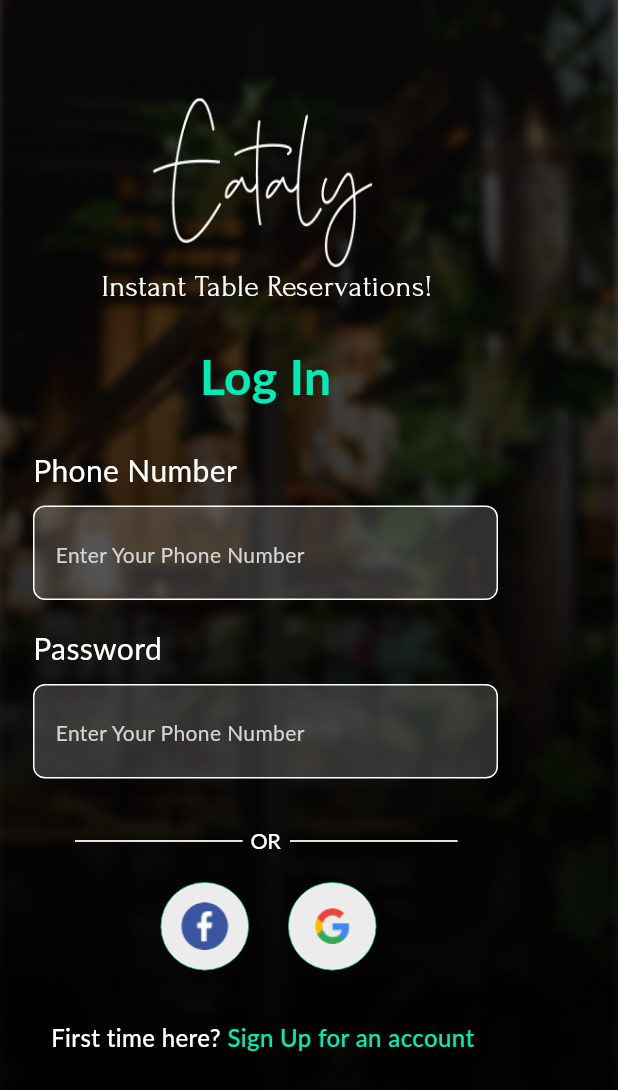
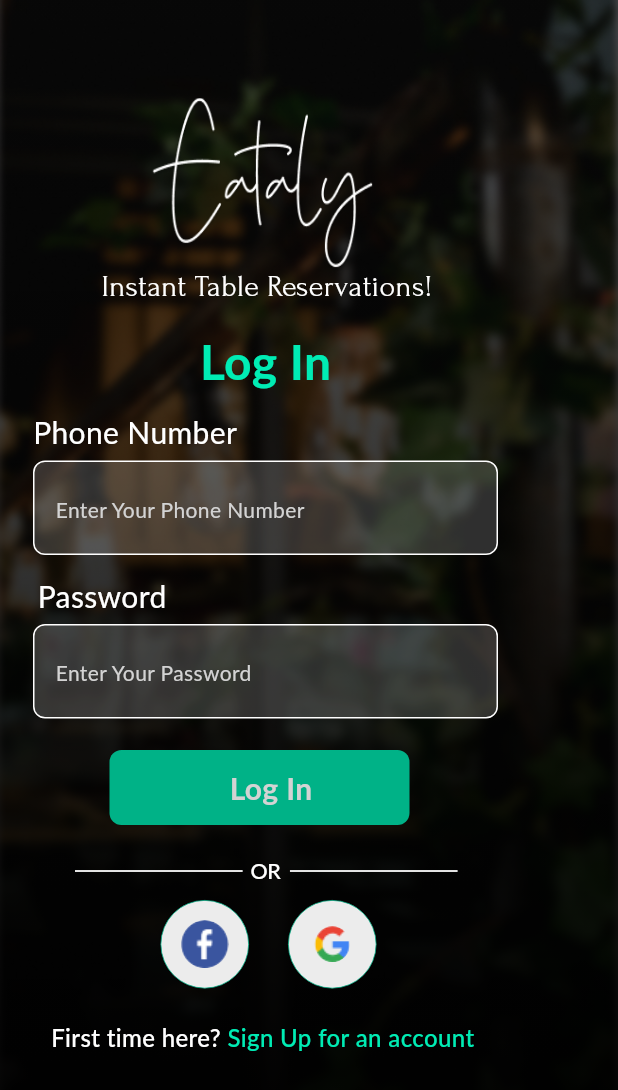
Before and after one commit to Sarah-Rafi/Eataly, a Flutter app: the screen it shows after launch, on a phone screen of 412 x 824 dp. Shown: the top 1090 px of the screen. Run offline on Flutter 3.47's test engine with Material 3 defaults, Android fonts, the phone set to English and light mode, and no system bars; Roboto replaces fonts that are missing (Lato).

Commit message:
Your commit message here

```diff
--- a/lib/loginscreen.dart
+++ b/lib/loginscreen.dart
@@ -49,7 +49,7 @@ class LoginScreen extends StatelessWidget {
               children: [
                 Positioned(
                   left: 50,
-                  top: 550,
+                  top: 570,
                   child: SizedBox(
                     width: 255.08,
                     height: 17,
@@ -183,7 +183,7 @@ class LoginScreen extends StatelessWidget {
                 ),
                 Positioned(
                   left: 7,
-                  top: 250,
+                  top: 240,
                   child: SizedBox(
                     width: 340,
                     height: 278,
@@ -202,7 +202,7 @@ class LoginScreen extends StatelessWidget {
                             height: 0.03,
                           ),
                         ),
-                        const SizedBox(height: 50),
+                        const SizedBox(height: 30),
                         SizedBox(
                           width: 340,
                           height: 99,
@@ -226,7 +226,7 @@ class LoginScreen extends StatelessWidget {
                               ),
                               Positioned(
                                 left: 15,
-                                top: 0,
+                                top: 5,
                                 child: SizedBox(
                                   width: 300,
                                   height: 28,
@@ -263,7 +263,7 @@ class LoginScreen extends StatelessWidget {
                             ],
                           ),
                         ),
-                        const SizedBox(height: 20),
+                        const SizedBox(height: 10),
                         SizedBox(
                           width: 340,
                           height: 99,
@@ -286,8 +286,8 @@ class LoginScreen extends StatelessWidget {
                                 ),
                               ),
                               Positioned(
-                                left: 15,
-                                top: 0,
+                                left: 18,
+                                top: 5,
                                 child: SizedBox(
                                   width: 340,
                                   height: 28,
@@ -310,7 +310,7 @@ class LoginScreen extends StatelessWidget {
                                   width: 173,
                                   height: 16,
                                   child: Text(
-                                    'Enter Your Phone Number',
+                                    'Enter Your Password',
                                     style: TextStyle(
                                       color: Color(0xFFD3D3D3),
                                       fontSize: 14,
@@ -330,7 +330,7 @@ class LoginScreen extends StatelessWidget {
                 ),
                 Positioned(
                   left: 107,
-                  top: 588,
+                  top: 600,
                   child: SizedBox(
                     width: 154,
                     height: 69,
@@ -429,6 +429,49 @@ class LoginScreen extends StatelessWidget {
                     ),
                   ),
                 ),
+                Positioned(
+                  left: 63,
+                  top: 500,
+                  child: SizedBox(
+                    width: 340,
+                    height: 63,
+                    child: Stack(
+                      children: [
+                        Positioned(
+                          left: 10,
+                          top: 0,
+                          child: Container(
+                            width: 200,
+                            height: 50,
+                            decoration: ShapeDecoration(
+                              color: Color(0xFF00B287),
+                              shape: RoundedRectangleBorder(
+                                  borderRadius: BorderRadius.circular(8)),
+                            ),
+                          ),
+                        ),
+                        Positioned(
+                          left: 90,
+                          top: 25,
+                          child: SizedBox(
+                            width: 61,
+                            height: 24,
+                            child: Text(
+                              'Log In',
+                              style: TextStyle(
+                                color: Color(0xFFD3D3D3),
+                                fontSize: 20,
+                                fontFamily: 'Lato',
+                                fontWeight: FontWeight.w700,
+                                height: 0.06,
+                              ),
+                            ),
+                          ),
+                        ),
+                      ],
+                    ),
+                  ),
+                ),
               ],
             ),
           ),
```
